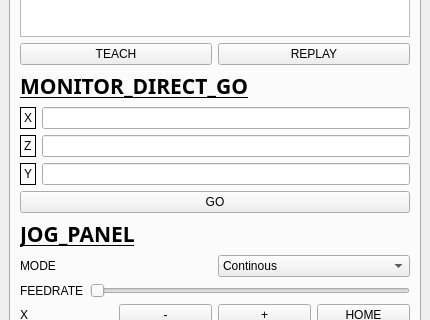
The window that try_customize_ui/mainwindow.ui (smandyscom/evalutions_to_linuxCNC) describes before a commit, drawn with Qt 5; both pictures show x 0 to 430 and y 288 to 608 of the 430 by 712 pixel window.
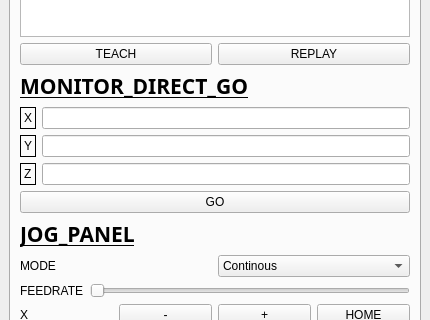
The same window after the commit.

Commit message: correct label

```diff
--- a/try_customize_ui/mainwindow.ui
+++ b/try_customize_ui/mainwindow.ui
@@ -169,7 +169,7 @@
                    <enum>QFrame::Box</enum>
                   </property>
                   <property name="text">
-                   <string>Z</string>
+                   <string>Y</string>
                   </property>
                   <property name="textFormat">
                    <enum>Qt::AutoText</enum>
@@ -195,7 +195,7 @@
                    <enum>QFrame::Box</enum>
                   </property>
                   <property name="text">
-                   <string>Y</string>
+                   <string>Z</string>
                   </property>
                   <property name="textFormat">
                    <enum>Qt::AutoText</enum>
```
The commit also changes 1 other file.
